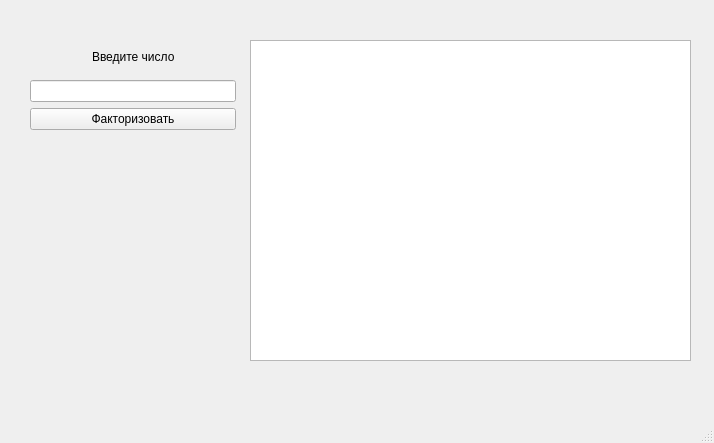
First picture: the form in mainwindow.ui, repository AncientCGull/Shore, before the edit.
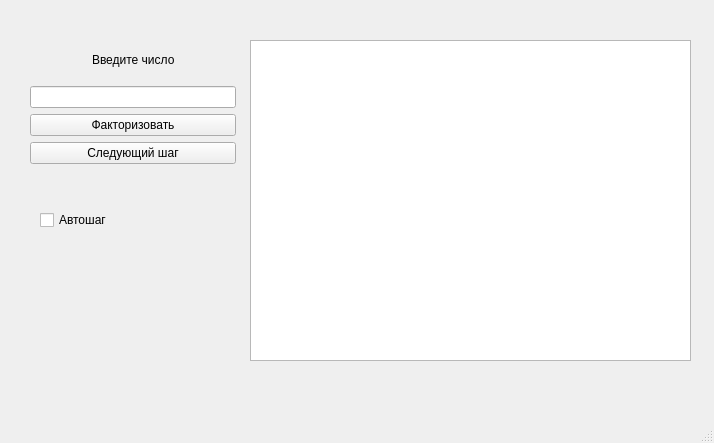
Second picture: the form after the edit.

Commit message:
Controller, step-button
Added class Controller, who manages thread with Shor
Added button for next step and supporting of it

Diff of the .ui file:
```diff
--- a/mainwindow.ui
+++ b/mainwindow.ui
@@ -27,13 +27,13 @@
      <bool>true</bool>
     </property>
    </widget>
-   <widget class="QWidget" name="">
+   <widget class="QWidget" name="layoutWidget">
     <property name="geometry">
      <rect>
       <x>30</x>
       <y>40</y>
       <width>206</width>
-      <height>90</height>
+      <height>124</height>
      </rect>
     </property>
     <layout class="QVBoxLayout" name="verticalLayout">
@@ -84,8 +84,28 @@
        </property>
       </widget>
      </item>
+     <item>
+      <widget class="QPushButton" name="pushButton_step">
+       <property name="text">
+        <string>Следующий шаг</string>
+       </property>
+      </widget>
+     </item>
     </layout>
    </widget>
+   <widget class="QCheckBox" name="checkBox_auto">
+    <property name="geometry">
+     <rect>
+      <x>40</x>
+      <y>210</y>
+      <width>86</width>
+      <height>20</height>
+     </rect>
+    </property>
+    <property name="text">
+     <string>Автошаг</string>
+    </property>
+   </widget>
   </widget>
   <widget class="QMenuBar" name="menubar">
    <property name="geometry">
```
The commit also changes 7 other files.
